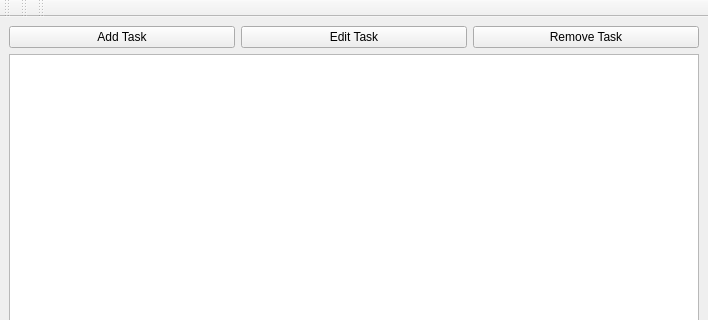
This is ui/mainwindow.ui in shawnlong636/TaskAssigner as Qt 5 draws it before an edit; both pictures show x 0 to 708 and y 0 to 320 of the 708 by 600 pixel window. The edited form follows.
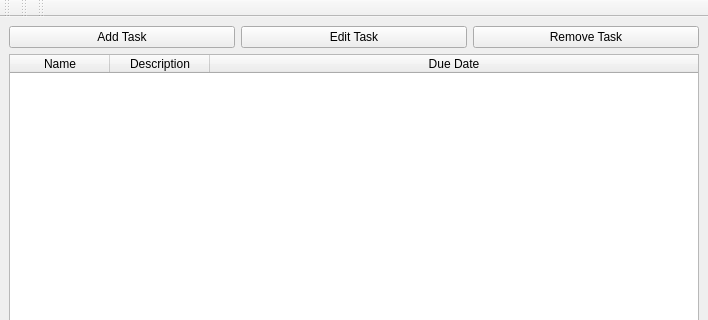
This is the edited form.

Commit message:
Added 3 columns for the respective task properties
Edited tableWidget to stretch column headers for a better look

What changed in the file:
```diff
--- a/ui/mainwindow.ui
+++ b/ui/mainwindow.ui
@@ -41,7 +41,29 @@
      </layout>
     </item>
     <item>
-     <widget class="QTableWidget" name="tableWidget"/>
+     <widget class="QTableWidget" name="tableWidget">
+      <property name="autoFillBackground">
+       <bool>false</bool>
+      </property>
+      <attribute name="horizontalHeaderStretchLastSection">
+       <bool>true</bool>
+      </attribute>
+      <column>
+       <property name="text">
+        <string>Name</string>
+       </property>
+      </column>
+      <column>
+       <property name="text">
+        <string>Description</string>
+       </property>
+      </column>
+      <column>
+       <property name="text">
+        <string>Due Date</string>
+       </property>
+      </column>
+     </widget>
     </item>
    </layout>
   </widget>
```
